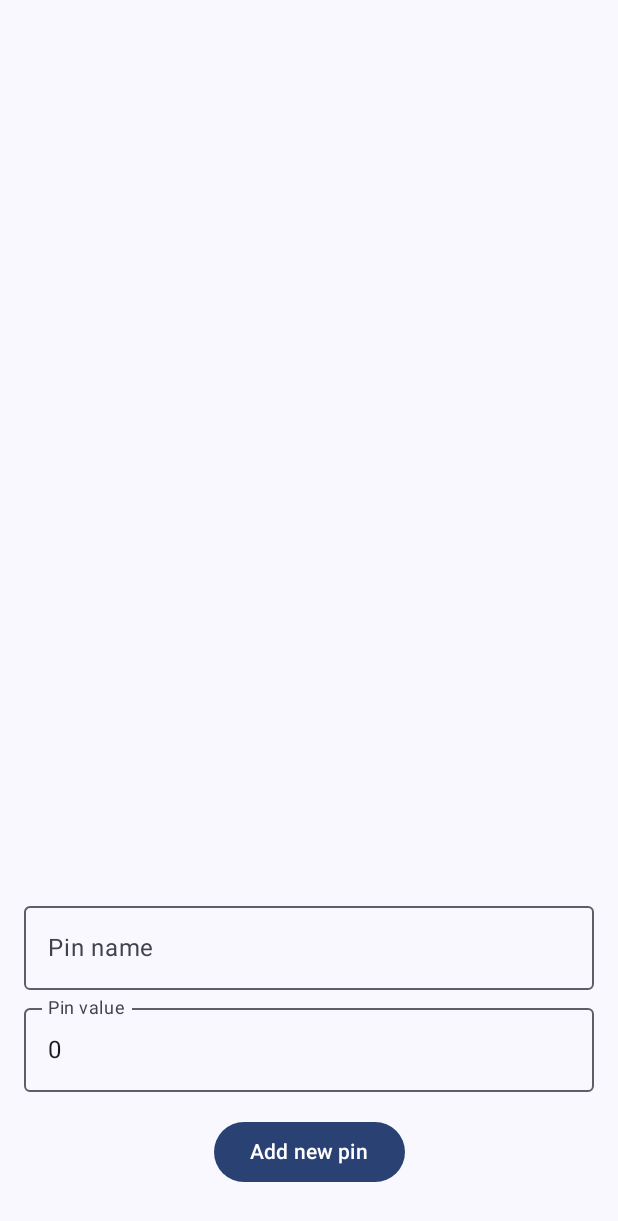
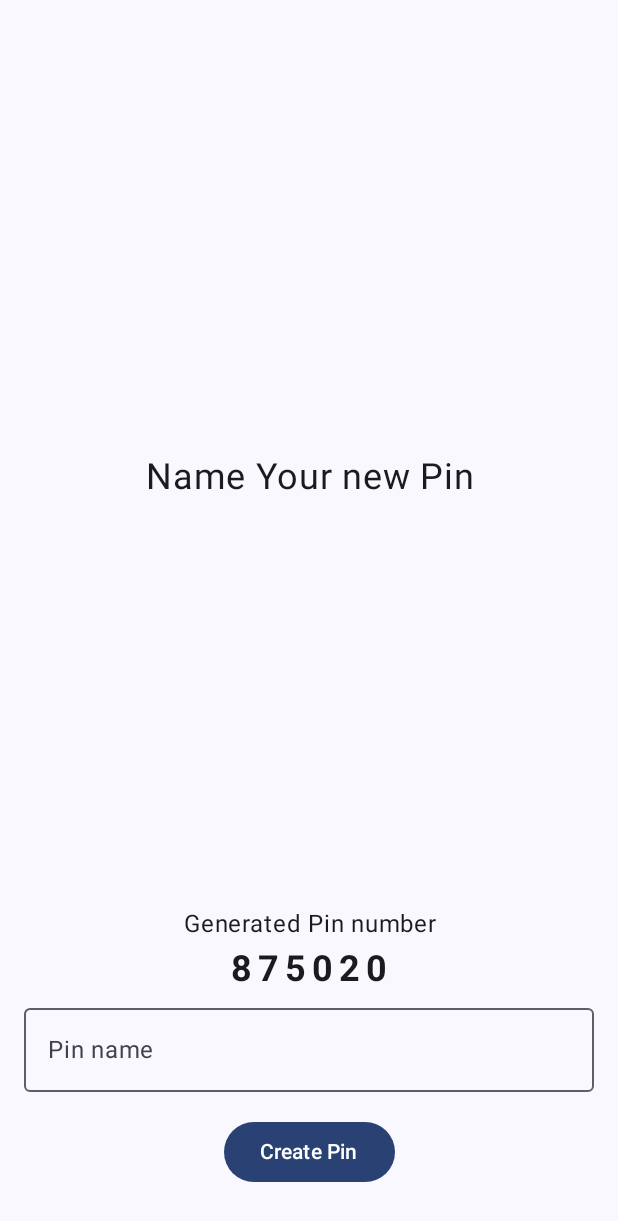
Before and after one commit to GulderBone/Unpintrested, an Android app built with Jetpack Compose: the screen it shows after launch (MainActivity), after a tap on "Add new pin", on a phone screen of 412 x 824 dp. Shown: the top 1221 px of the screen. Run offline under Robolectric (Android 15) with nearby library versions, the phone set to English and light mode, and no system bars; our stand-ins replace Dagger/Hilt's generated code, Room's generated code.

Commit message:
ux and generating pin

```diff
--- a/core/database/src/main/java/com/gulderbone/core/database/entity/PinEntity.kt
+++ b/core/database/src/main/java/com/gulderbone/core/database/entity/PinEntity.kt
@@ -7,5 +7,5 @@ import androidx.room.PrimaryKey
 internal data class PinEntity(
     @PrimaryKey(autoGenerate = false)
     val name: String,
-    val value: Int,
+    val value: Long,
 )
--- a/core/domain/src/main/java/com/gulderbone/core/domain/pin/Pin.kt
+++ b/core/domain/src/main/java/com/gulderbone/core/domain/pin/Pin.kt
@@ -2,5 +2,5 @@ package com.gulderbone.core.domain.pin
 
 data class Pin(
     val name: String,
-    val value: Int,
+    val value: Long,
 )
--- /dev/null
+++ b/pin/data/src/main/java/com/gulderbone/pin/data/RandomSixDigitPinGenerator.kt
@@ -0,0 +1,10 @@
+package com.gulderbone.pin.data
+
+import com.gulderbone.pin.domain.PinGenerator
+import javax.inject.Inject
+import kotlin.random.Random
+
+internal class RandomSixDigitPinGenerator @Inject constructor(): PinGenerator {
+
+    override fun generate(): Long = Random.nextLong(100000, 1000000)
+}
--- /dev/null
+++ b/pin/data/src/main/java/com/gulderbone/pin/data/di/DataModule.kt
@@ -0,0 +1,16 @@
+package com.gulderbone.pin.data.di
+
+import com.gulderbone.pin.data.RandomSixDigitPinGenerator
+import com.gulderbone.pin.domain.PinGenerator
+import dagger.Binds
+import dagger.Module
+import dagger.hilt.InstallIn
+import dagger.hilt.components.SingletonComponent
+
+@Module
+@InstallIn(SingletonComponent::class)
+internal abstract class DataModule {
+
+    @Binds
+    abstract fun bindPinGenerator(impl: RandomSixDigitPinGenerator): PinGenerator
+}
--- /dev/null
+++ b/pin/domain/src/main/java/com/gulderbone/pin/domain/PinGenerator.kt
@@ -0,0 +1,6 @@
+package com.gulderbone.pin.domain
+
+interface PinGenerator {
+
+    fun generate(): Long
+}
--- a/pin/presentation/src/main/java/com/gulderbone/pin/presentation/feature/addpin/AddPinAction.kt
+++ b/pin/presentation/src/main/java/com/gulderbone/pin/presentation/feature/addpin/AddPinAction.kt
@@ -2,6 +2,6 @@ package com.gulderbone.pin.presentation.feature.addpin
 
 sealed interface AddPinAction {
 
-    // TODO: do not keep as INT, potentially dangerous
-    data class OnAddPinClick(val name: String, val value: Int) : AddPinAction
+    // TODO: do not keep as LONG, potentially dangerous
+    data class OnAddPinClick(val name: String, val value: Long) : AddPinAction
 }
--- a/pin/presentation/src/main/java/com/gulderbone/pin/presentation/feature/addpin/AddPinScreen.kt
+++ b/pin/presentation/src/main/java/com/gulderbone/pin/presentation/feature/addpin/AddPinScreen.kt
@@ -2,6 +2,7 @@ package com.gulderbone.pin.presentation.feature.addpin
 
 import android.widget.Toast
 import androidx.compose.foundation.layout.Arrangement
+import androidx.compose.foundation.layout.Box
 import androidx.compose.foundation.layout.Column
 import androidx.compose.foundation.layout.Spacer
 import androidx.compose.foundation.layout.fillMaxWidth
@@ -13,7 +14,7 @@ import androidx.compose.material3.OutlinedTextField
 import androidx.compose.material3.Text
 import androidx.compose.runtime.Composable
 import androidx.compose.runtime.getValue
-import androidx.compose.runtime.mutableIntStateOf
+import androidx.compose.runtime.mutableLongStateOf
 import androidx.compose.runtime.mutableStateOf
 import androidx.compose.runtime.saveable.rememberSaveable
 import androidx.compose.runtime.setValue
@@ -21,8 +22,11 @@ import androidx.compose.ui.Alignment
 import androidx.compose.ui.Modifier
 import androidx.compose.ui.platform.LocalContext
 import androidx.compose.ui.platform.LocalSoftwareKeyboardController
+import androidx.compose.ui.text.font.FontWeight
 import androidx.compose.ui.text.input.KeyboardType
+import androidx.compose.ui.text.style.TextAlign
 import androidx.compose.ui.unit.dp
+import androidx.compose.ui.unit.sp
 import androidx.hilt.navigation.compose.hiltViewModel
 import com.gulderbone.core.presentation.designsystem.ScreenThemePreviews
 import com.gulderbone.core.presentation.designsystem.UnpintrestedTheme
@@ -44,6 +48,7 @@ fun AddPinScreenRoot(
                     Toast.LENGTH_LONG
                 ).show()
             }
+
             is AddPinEvent.PinAdded -> {
                 keyboardController?.hide()
                 onPinAdded()
@@ -52,16 +57,18 @@ fun AddPinScreenRoot(
     }
 
     AddPinScreen(
+        state = viewModel.state,
         onAction = viewModel::onAction
     )
 }
 
 @Composable
 private fun AddPinScreen(
+    state: AddPinState,
     onAction: (AddPinAction) -> Unit,
 ) {
     var pinName by rememberSaveable { mutableStateOf("") }
-    var pinValue by rememberSaveable { mutableIntStateOf(0) }
+    val pinValue by rememberSaveable { mutableLongStateOf(state.pin) }
 
     Column(
         modifier = Modifier
@@ -70,6 +77,35 @@ private fun AddPinScreen(
         horizontalAlignment = Alignment.CenterHorizontally,
         verticalArrangement = Arrangement.Bottom
     ) {
+        Box(
+            modifier = Modifier.weight(1f),
+            contentAlignment = Alignment.Center
+        ) {
+            Text(
+                text = "Name Your new Pin",
+                fontSize = 24.sp,
+                textAlign = TextAlign.Center,
+            )
+        }
+        Column(
+            modifier = Modifier.fillMaxWidth(),
+            horizontalAlignment = Alignment.CenterHorizontally,
+        ) {
+            Text(
+                text = "Generated Pin number",
+                fontSize = 16.sp,
+                textAlign = TextAlign.Center,
+            )
+            Spacer(modifier = Modifier.height(4.dp))
+            Text(
+                text = pinValue.toString(),
+                fontSize = 24.sp,
+                fontWeight = FontWeight.Bold,
+                letterSpacing = 4.sp,
+                textAlign = TextAlign.Center,
+            )
+        }
+        Spacer(modifier = Modifier.height(4.dp))
         OutlinedTextField(
             modifier = Modifier.fillMaxWidth(),
             value = pinName,
@@ -82,30 +118,19 @@ private fun AddPinScreen(
             )
 
         )
-        Spacer(modifier = Modifier.height(4.dp))
-        OutlinedTextField(
-            modifier = Modifier.fillMaxWidth(),
-            value = pinValue.toString(),
-            onValueChange = { pinValue = it.toInt() },
-            singleLine = true,
-            label = { Text("Pin value") },
-            placeholder = { Text("1 2 3 4 5 6") },
-            keyboardOptions = KeyboardOptions(
-                keyboardType = KeyboardType.NumberPassword
-            ),
-        )
+
         Spacer(modifier = Modifier.height(16.dp))
         Button(
             onClick = {
                 onAction(
                     AddPinAction.OnAddPinClick(
                         name = pinName,
-                        value = pinValue,
+                        value = state.pin,
                     )
                 )
             }
         ) {
-            Text("Add new pin")
+            Text("Create Pin")
         }
     }
 }
@@ -115,6 +140,7 @@ private fun AddPinScreen(
 private fun AddPinScreenPreview() {
     UnpintrestedTheme {
         AddPinScreen(
+            state = AddPinState(pin = 123456),
             onAction = {}
         )
     }
--- /dev/null
+++ b/pin/presentation/src/main/java/com/gulderbone/pin/presentation/feature/addpin/AddPinState.kt
@@ -0,0 +1,5 @@
+package com.gulderbone.pin.presentation.feature.addpin
+
+data class AddPinState(
+    val pin: Long = 0L,
+)
--- a/pin/presentation/src/main/java/com/gulderbone/pin/presentation/feature/addpin/AddPinViewModel.kt
+++ b/pin/presentation/src/main/java/com/gulderbone/pin/presentation/feature/addpin/AddPinViewModel.kt
@@ -1,11 +1,15 @@
 package com.gulderbone.pin.presentation.feature.addpin
 
+import androidx.compose.runtime.getValue
+import androidx.compose.runtime.mutableStateOf
+import androidx.compose.runtime.setValue
 import androidx.lifecycle.ViewModel
 import androidx.lifecycle.viewModelScope
 import com.gulderbone.core.domain.pin.Pin
 import com.gulderbone.core.domain.pin.PinRepository
 import com.gulderbone.core.domain.util.DatabaseError
 import com.gulderbone.core.domain.util.Result
+import com.gulderbone.pin.domain.PinGenerator
 import dagger.hilt.android.lifecycle.HiltViewModel
 import kotlinx.coroutines.channels.Channel
 import kotlinx.coroutines.flow.receiveAsFlow
@@ -15,10 +19,18 @@ import javax.inject.Inject
 @HiltViewModel
 class AddPinViewModel @Inject constructor(
     private val pinRepository: PinRepository,
+    private val pinGenerator: PinGenerator,
 ) : ViewModel() {
+
+    var state by mutableStateOf(AddPinState())
+        private set
 
     private val eventChannel = Channel<AddPinEvent>()
     val events = eventChannel.receiveAsFlow()
+
+    init {
+        state = state.copy(pin = generatePin())
+    }
 
     fun onAction(action: AddPinAction) {
         when (action) {
@@ -44,4 +56,6 @@ class AddPinViewModel @Inject constructor(
             }
         }
     }
+
+    private fun generatePin(): Long = pinGenerator.generate()
 }
```
